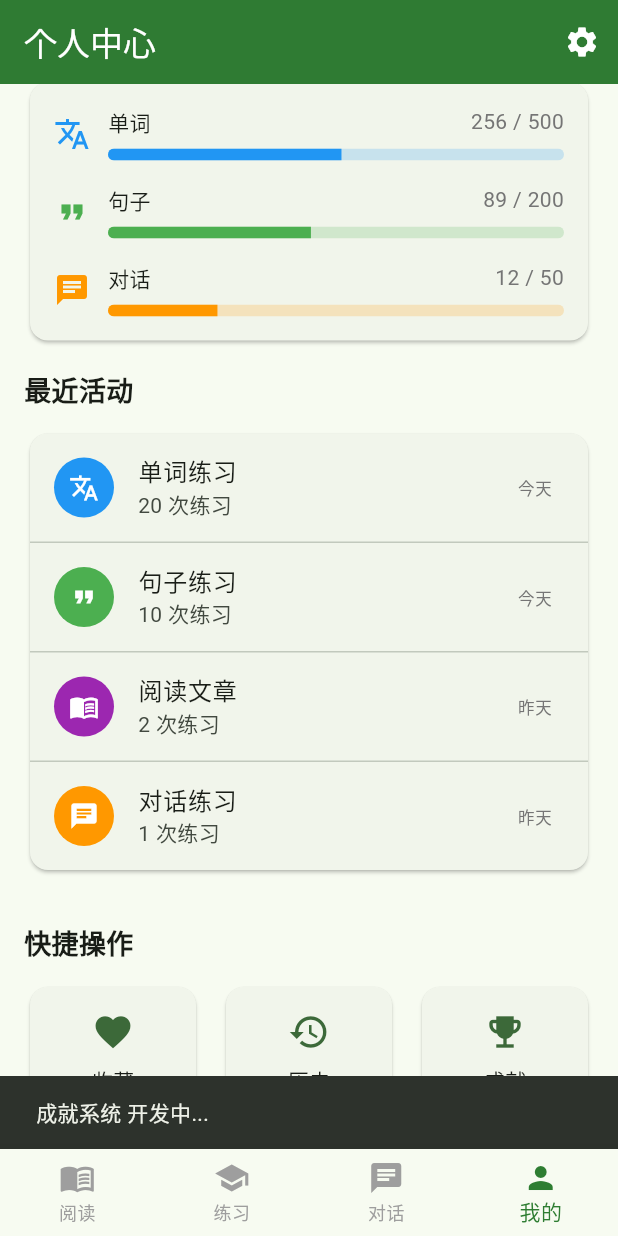
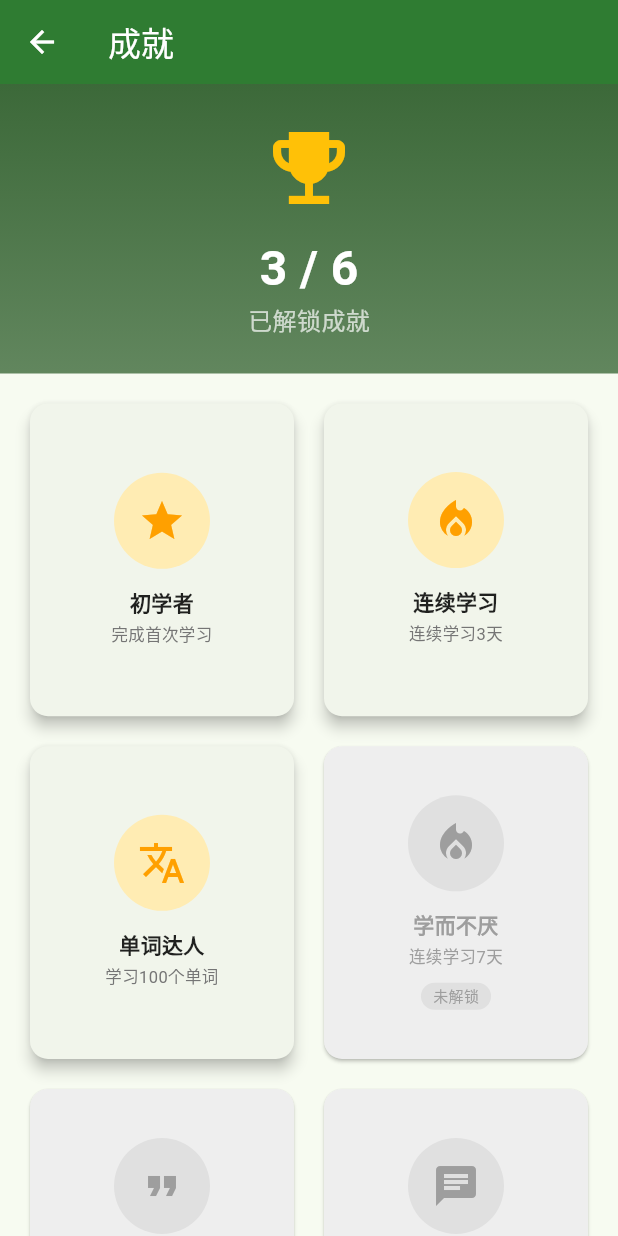
Before and after one commit to app-projs/english-learning, a Flutter app: the screen it shows after launch, item 4 of the bottom bar chosen, scrolled down 482 dp, after a tap on "成就", on a phone screen of 412 x 824 dp. Run offline on Flutter 3.47's test engine with Material 3 defaults, Android fonts, the phone set to English and light mode, and no system bars; our stand-ins replace shared_preferences, sqflite; accounts and stored records are empty.

Commit message:
fix: update

```diff
--- a/lib/main.dart
+++ b/lib/main.dart
@@ -7,6 +7,7 @@ import 'services/dialogue_service.dart';
 import 'services/article_service.dart';
 import 'services/user_service.dart';
 import 'services/theme_service.dart';
+import 'services/database_service.dart';
 
 late StorageService storageService;
 late WordService wordService;
@@ -15,11 +16,13 @@ late DialogueService dialogueService;
 late ArticleService articleService;
 late UserService userService;
 late ThemeService themeService;
+late DatabaseService databaseService;
 
 void main() async {
   WidgetsFlutterBinding.ensureInitialized();
 
   storageService = await StorageService.getInstance();
+  databaseService = await DatabaseService.getInstance();
   wordService = WordService(storageService);
   sentenceService = SentenceService(storageService);
   dialogueService = DialogueService(storageService);
--- /dev/null
+++ b/lib/screens/achievement_screen.dart
@@ -0,0 +1,238 @@
+import 'package:flutter/material.dart';
+import '../mock/mock_user.dart';
+
+class AchievementScreen extends StatefulWidget {
+  const AchievementScreen({super.key});
+
+  @override
+  State<AchievementScreen> createState() => _AchievementScreenState();
+}
+
+class _AchievementScreenState extends State<AchievementScreen> {
+  late List<Map<String, dynamic>> _achievements;
+  int _unlockedCount = 0;
+
+  @override
+  void initState() {
+    super.initState();
+    _achievements = MockUser.getAchievements();
+    _unlockedCount = _achievements.where((a) => a['unlocked'] == true).length;
+  }
+
+  IconData _getIcon(String iconName) {
+    switch (iconName) {
+      case 'star':
+        return Icons.star;
+      case 'local_fire_department':
+        return Icons.local_fire_department;
+      case 'translate':
+        return Icons.translate;
+      case 'format_quote':
+        return Icons.format_quote;
+      case 'chat':
+        return Icons.chat;
+      default:
+        return Icons.emoji_events;
+    }
+  }
+
+  @override
+  Widget build(BuildContext context) {
+    return Scaffold(
+      appBar: AppBar(
+        title: const Text('成就'),
+      ),
+      body: Column(
+        children: [
+          Container(
+            width: double.infinity,
+            padding: const EdgeInsets.all(24),
+            decoration: BoxDecoration(
+              gradient: LinearGradient(
+                begin: Alignment.topCenter,
+                end: Alignment.bottomCenter,
+                colors: [
+                  Theme.of(context).colorScheme.primary,
+                  Theme.of(context).colorScheme.primary.withOpacity(0.8),
+                ],
+              ),
+            ),
+            child: Column(
+              children: [
+                const Icon(
+                  Icons.emoji_events,
+                  size: 64,
+                  color: Colors.amber,
+                ),
+                const SizedBox(height: 12),
+                Text(
+                  '$_unlockedCount / ${_achievements.length}',
+                  style: const TextStyle(
+                    fontSize: 32,
+                    fontWeight: FontWeight.bold,
+                    color: Colors.white,
+                  ),
+                ),
+                const Text(
+                  '已解锁成就',
+                  style: TextStyle(
+                    fontSize: 16,
+                    color: Colors.white70,
+                  ),
+                ),
+              ],
+            ),
+          ),
+          Expanded(
+            child: GridView.builder(
+              padding: const EdgeInsets.all(16),
+              gridDelegate: const SliverGridDelegateWithFixedCrossAxisCount(
+                crossAxisCount: 2,
+                crossAxisSpacing: 12,
+                mainAxisSpacing: 12,
+                childAspectRatio: 0.85,
+              ),
+              itemCount: _achievements.length,
+              itemBuilder: (context, index) {
+                final achievement = _achievements[index];
+                final isUnlocked = achievement['unlocked'] == true;
+                return _AchievementCard(
+                  name: achievement['name'],
+                  description: achievement['description'],
+                  icon: _getIcon(achievement['icon']),
+                  isUnlocked: isUnlocked,
+                );
+              },
+            ),
+          ),
+        ],
+      ),
+    );
+  }
+}
+
+class _AchievementCard extends StatelessWidget {
+  final String name;
+  final String description;
+  final IconData icon;
+  final bool isUnlocked;
+
+  const _AchievementCard({
+    required this.name,
+    required this.description,
+    required this.icon,
+    required this.isUnlocked,
+  });
+
+  @override
+  Widget build(BuildContext context) {
+    return Card(
+      elevation: isUnlocked ? 4 : 1,
+      color: isUnlocked ? null : Colors.grey.shade200,
+      child: InkWell(
+        onTap: () => _showAchievementDialog(context),
+        borderRadius: BorderRadius.circular(12),
+        child: Padding(
+          padding: const EdgeInsets.all(16),
+          child: Column(
+            mainAxisAlignment: MainAxisAlignment.center,
+            children: [
+              Container(
+                padding: const EdgeInsets.all(16),
+                decoration: BoxDecoration(
+                  shape: BoxShape.circle,
+                  color:
+                      isUnlocked ? Colors.amber.shade100 : Colors.grey.shade300,
+                ),
+                child: Icon(
+                  icon,
+                  size: 32,
+                  color: isUnlocked ? Colors.amber.shade700 : Colors.grey,
+                ),
+              ),
+              const SizedBox(height: 12),
+              Text(
+                name,
+                style: TextStyle(
+                  fontSize: 14,
+                  fontWeight: FontWeight.bold,
+                  color: isUnlocked ? Colors.black87 : Colors.grey,
+                ),
+                textAlign: TextAlign.center,
+              ),
+              const SizedBox(height: 4),
+              Text(
+                description,
+                style: TextStyle(
+                  fontSize: 11,
+                  color: isUnlocked ? Colors.grey.shade600 : Colors.grey,
+                ),
+                textAlign: TextAlign.center,
+                maxLines: 2,
+                overflow: TextOverflow.ellipsis,
+              ),
+              if (!isUnlocked) ...[
+                const SizedBox(height: 8),
+                Container(
+                  padding:
+                      const EdgeInsets.symmetric(horizontal: 8, vertical: 2),
+                  decoration: BoxDecoration(
+                    color: Colors.grey.shade300,
+                    borderRadius: BorderRadius.circular(10),
+                  ),
+                  child: const Text(
+                    '未解锁',
+                    style: TextStyle(fontSize: 10, color: Colors.grey),
+                  ),
+                ),
+              ],
+            ],
+          ),
+        ),
+      ),
+    );
+  }
+
+  void _showAchievementDialog(BuildContext context) {
+    showDialog(
+      context: context,
+      builder: (context) => AlertDialog(
+        title: Row(
+          children: [
+            Icon(icon, color: isUnlocked ? Colors.amber : Colors.grey),
+            const SizedBox(width: 8),
+            Text(name),
+          ],
+        ),
+        content: Column(
+          mainAxisSize: MainAxisSize.min,
+          crossAxisAlignment: CrossAxisAlignment.start,
+          children: [
+            Text(description),
+            const SizedBox(height: 12),
+            Container(
+              padding: const EdgeInsets.symmetric(horizontal: 12, vertical: 6),
+              decoration: BoxDecoration(
+                color:
+                    isUnlocked ? Colors.green.shade100 : Colors.grey.shade200,
+                borderRadius: BorderRadius.circular(20),
+              ),
+              child: Text(
+                isUnlocked ? '已解锁' : '未解锁',
+                style: TextStyle(
+                  color: isUnlocked ? Colors.green.shade700 : Colors.grey,
+                ),
+              ),
+            ),
+          ],
+        ),
+        actions: [
+          TextButton(
+            onPressed: () => Navigator.pop(context),
+            child: const Text('关闭'),
+          ),
+        ],
+      ),
+    );
+  }
+}
--- a/lib/screens/home_screen.dart
+++ b/lib/screens/home_screen.dart
@@ -2,6 +2,7 @@ import 'package:flutter/material.dart';
 import 'article_list_screen.dart';
 import 'practice_tab.dart';
 import 'dialogue_tab.dart';
+import 'achievement_screen.dart';
 
 class HomeScreen extends StatefulWidget {
   final bool isDarkMode;
@@ -350,7 +351,14 @@ class _ProfileScreenState extends State<ProfileScreen> {
                 child: _ActionButton(
                   icon: Icons.emoji_events,
                   label: '成就',
-                  onTap: () => _showComingSoon('成就系统'),
+                  onTap: () {
+                    Navigator.push(
+                      context,
+                      MaterialPageRoute(
+                        builder: (context) => const AchievementScreen(),
+                      ),
+                    );
+                  },
                 ),
               ),
             ],
--- /dev/null
+++ b/lib/services/database_service.dart
@@ -0,0 +1,201 @@
+import 'dart:async';
+import 'package:path/path.dart';
+import 'package:sqflite/sqflite.dart';
+
+class DatabaseService {
+  static DatabaseService? _instance;
+  static Database? _database;
+
+  DatabaseService._();
+
+  static Future<DatabaseService> getInstance() async {
+    _instance ??= DatabaseService._();
+    _database ??= await _initDatabase();
+    return _instance!;
+  }
+
+  static Future<Database> _initDatabase() async {
+    final dbPath = await getDatabasesPath();
+    final path = join(dbPath, 'english_learning.db');
+
+    return openDatabase(
+      path,
+      version: 1,
+      onCreate: _onCreate,
+    );
+  }
+
+  static Future<void> _onCreate(Database db, int version) async {
+    await db.execute('''
+      CREATE TABLE words (
+        id TEXT PRIMARY KEY,
+        english TEXT NOT NULL,
+        chinese TEXT NOT NULL,
+        phonetic TEXT,
+        synonyms TEXT,
+        antonyms TEXT,
+        exampleSentence TEXT,
+        masteryLevel INTEGER DEFAULT 0,
+        isFavorite INTEGER DEFAULT 0,
+        createdAt TEXT
+      )
+    ''');
+
+    await db.execute('''
+      CREATE TABLE sentences (
+        id TEXT PRIMARY KEY,
+        english TEXT NOT NULL,
+        chinese TEXT NOT NULL,
+        difficulty TEXT,
+        category TEXT,
+        createdAt TEXT
+      )
+    ''');
+
+    await db.execute('''
+      CREATE TABLE dialogues (
+        id TEXT PRIMARY KEY,
+        title TEXT NOT NULL,
+        context TEXT,
+        difficulty TEXT,
+        lines TEXT,
+        createdAt TEXT
+      )
+    ''');
+
+    await db.execute('''
+      CREATE TABLE user_progress (
+        id INTEGER PRIMARY KEY AUTOINCREMENT,
+        type TEXT NOT NULL,
+        count INTEGER DEFAULT 0,
+        lastUpdated TEXT
+      )
+    ''');
+
+    await db.execute('''
+      CREATE TABLE achievements (
+        id TEXT PRIMARY KEY,
+        name TEXT NOT NULL,
+        description TEXT,
+        icon TEXT,
+        unlocked INTEGER DEFAULT 0,
+        unlockedAt TEXT
+      )
+    ''');
+
+    await db.execute('''
+      CREATE TABLE reading_history (
+        id INTEGER PRIMARY KEY AUTOINCREMENT,
+        articleId TEXT NOT NULL,
+        readAt TEXT,
+        readMinutes INTEGER DEFAULT 0
+      )
+    ''');
+  }
+
+  // Words
+  Future<void> insertWord(Map<String, dynamic> word) async {
+    await _database?.insert('words', word,
+        conflictAlgorithm: ConflictAlgorithm.replace);
+  }
+
+  Future<List<Map<String, dynamic>>> getAllWords() async {
+    return await _database?.query('words') ?? [];
+  }
+
+  Future<Map<String, dynamic>?> getWordById(String id) async {
+    final results =
+        await _database?.query('words', where: 'id = ?', whereArgs: [id]);
+    return results?.isNotEmpty == true ? results!.first : null;
+  }
+
+  Future<void> updateWordFavorite(String id, bool isFavorite) async {
+    await _database?.update('words', {'isFavorite': isFavorite ? 1 : 0},
+        where: 'id = ?', whereArgs: [id]);
+  }
+
+  Future<List<Map<String, dynamic>>> getFavoriteWords() async {
+    return await _database
+            ?.query('words', where: 'isFavorite = ?', whereArgs: [1]) ??
+        [];
+  }
+
+  // User Progress
+  Future<void> updateProgress(String type, int count) async {
+    final existing = await _database
+        ?.query('user_progress', where: 'type = ?', whereArgs: [type]);
+    if (existing?.isNotEmpty == true) {
+      await _database?.update(
+        'user_progress',
+        {
+          'count': (existing!.first['count'] as int) + count,
+          'lastUpdated': DateTime.now().toIso8601String()
+        },
+        where: 'type = ?',
+        whereArgs: [type],
+      );
+    } else {
+      await _database?.insert('user_progress', {
+        'type': type,
+        'count': count,
+        'lastUpdated': DateTime.now().toIso8601String(),
+      });
+    }
+  }
+
+  Future<Map<String, int>> getAllProgress() async {
+    final results = await _database?.query('user_progress') ?? [];
+    final progress = <String, int>{};
+    for (final row in results) {
+      progress[row['type'] as String] = row['count'] as int;
+    }
+    return progress;
+  }
+
+  // Achievements
+  Future<void> insertAchievement(Map<String, dynamic> achievement) async {
+    await _database?.insert('achievements', achievement,
+        conflictAlgorithm: ConflictAlgorithm.replace);
+  }
+
+  Future<List<Map<String, dynamic>>> getAllAchievements() async {
+    return await _database?.query('achievements') ?? [];
+  }
+
+  Future<void> unlockAchievement(String id) async {
+    await _database?.update(
+      'achievements',
+      {'unlocked': 1, 'unlockedAt': DateTime.now().toIso8601String()},
+      where: 'id = ?',
+      whereArgs: [id],
+    );
+  }
+
+  // Reading History
+  Future<void> addReadingHistory(String articleId, int minutes) async {
+    await _database?.insert('reading_history', {
+      'articleId': articleId,
+      'readAt': DateTime.now().toIso8601String(),
+      'readMinutes': minutes,
+    });
+  }
+
+  Future<List<Map<String, dynamic>>> getReadingHistory() async {
+    return await _database?.query('reading_history', orderBy: 'readAt DESC') ??
+        [];
+  }
+
+  // Clear all data
+  Future<void> clearAll() async {
+    await _database?.delete('words');
+    await _database?.delete('sentences');
+    await _database?.delete('dialogues');
+    await _database?.delete('user_progress');
+    await _database?.delete('achievements');
+    await _database?.delete('reading_history');
+  }
+
+  Future<void> close() async {
+    await _database?.close();
+  }
+}
--- a/pubspec.yaml
+++ b/pubspec.yaml
@@ -33,6 +33,8 @@ dependencies:
 
   cupertino_icons: ^1.0.8
   shared_preferences: ^2.2.2
+  sqflite: ^2.3.2
+  path: ^1.9.0
 
 dev_dependencies:
   flutter_test:
```
Also changed, not shown: pubspec.lock, 2 other files.
